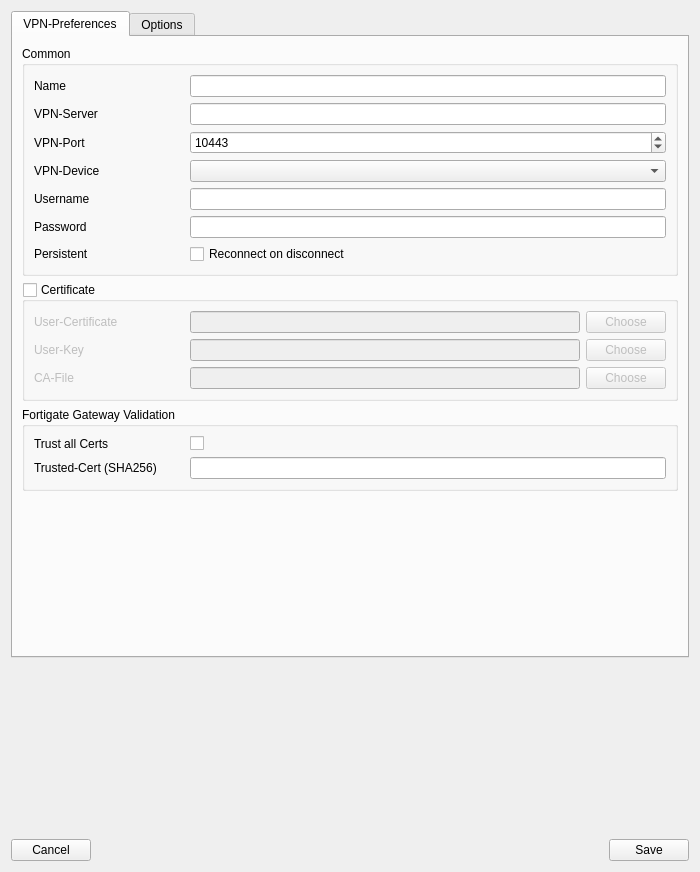
Old version of the form openfortigui/vpnprofileeditor.ui in the repository theinvisible/openfortigui.
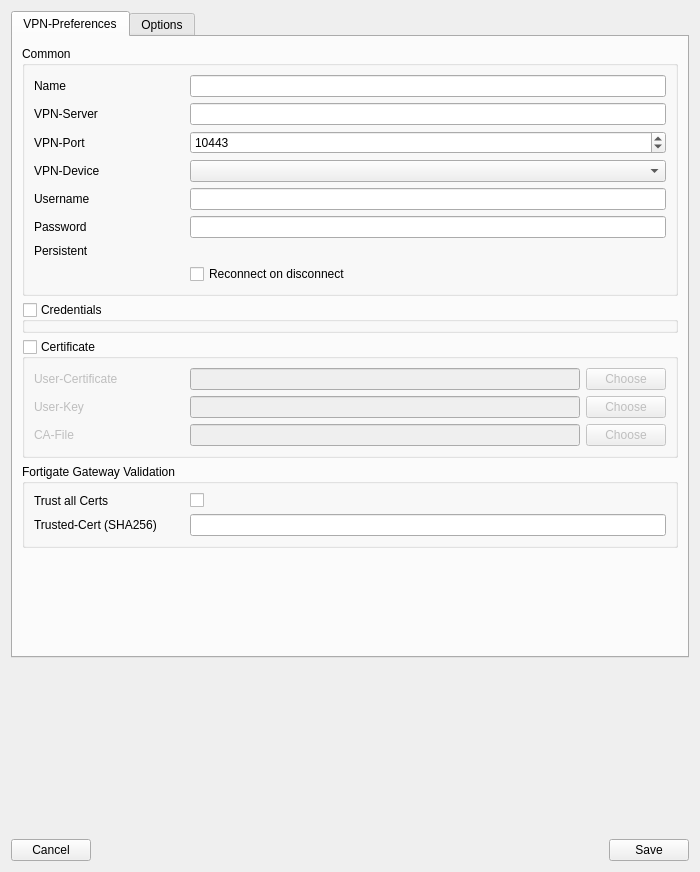
New version of the form.

Commit message: Add new VPN config option for selecting whether to use username/password credentials or not

```diff
--- a/openfortigui/vpnprofileeditor.ui
+++ b/openfortigui/vpnprofileeditor.ui
@@ -140,7 +140,7 @@
             </property>
            </widget>
           </item>
-          <item row="6" column="1">
+          <item row="7" column="1">
            <widget class="QCheckBox" name="cbPersistent">
             <property name="text">
              <string>Reconnect on disconnect</string>
@@ -160,6 +160,80 @@
          </layout>
         </widget>
        </item>
+       <item>
+        <widget class="QGroupBox" name="gbCredentials">
+         <property name="title">
+          <string>Credentials</string>
+         </property>
+         <property name="checkable">
+          <bool>true</bool>
+         </property>
+         <property name="checked">
+          <bool>false</bool>
+         </property>
+         <widget class="QLineEdit" name="lePassword">
+          <property name="geometry">
+           <rect>
+            <x>170</x>
+            <y>70</y>
+            <width>480</width>
+            <height>25</height>
+           </rect>
+          </property>
+          <property name="echoMode">
+           <enum>QLineEdit::Password</enum>
+          </property>
+         </widget>
+         <widget class="QLineEdit" name="leUsername">
+          <property name="geometry">
+           <rect>
+            <x>170</x>
+            <y>39</y>
+            <width>480</width>
+            <height>25</height>
+           </rect>
+          </property>
+         </widget>
+         <widget class="QLabel" name="label_4">
+          <property name="geometry">
+           <rect>
+            <x>14</x>
+            <y>70</y>
+            <width>150</width>
+            <height>25</height>
+           </rect>
+          </property>
+          <property name="minimumSize">
+           <size>
+            <width>150</width>
+            <height>0</height>
+           </size>
+          </property>
+          <property name="text">
+           <string>Password</string>
+          </property>
+         </widget>
+         <widget class="QLabel" name="label_3">
+          <property name="geometry">
+           <rect>
+            <x>14</x>
+            <y>39</y>
+            <width>150</width>
+            <height>25</height>
+           </rect>
+          </property>
+          <property name="minimumSize">
+           <size>
+            <width>150</width>
+            <height>0</height>
+           </size>
+          </property>
+          <property name="text">
+           <string>Username</string>
+          </property>
+         </widget>
+        </widget>
+       </item>
        <item>
         <widget class="QGroupBox" name="gbCertificate">
          <property name="title">
```
Left out of the diff: 38 changed lines with no effect on the pictures. The commit also changes 1 other file.
